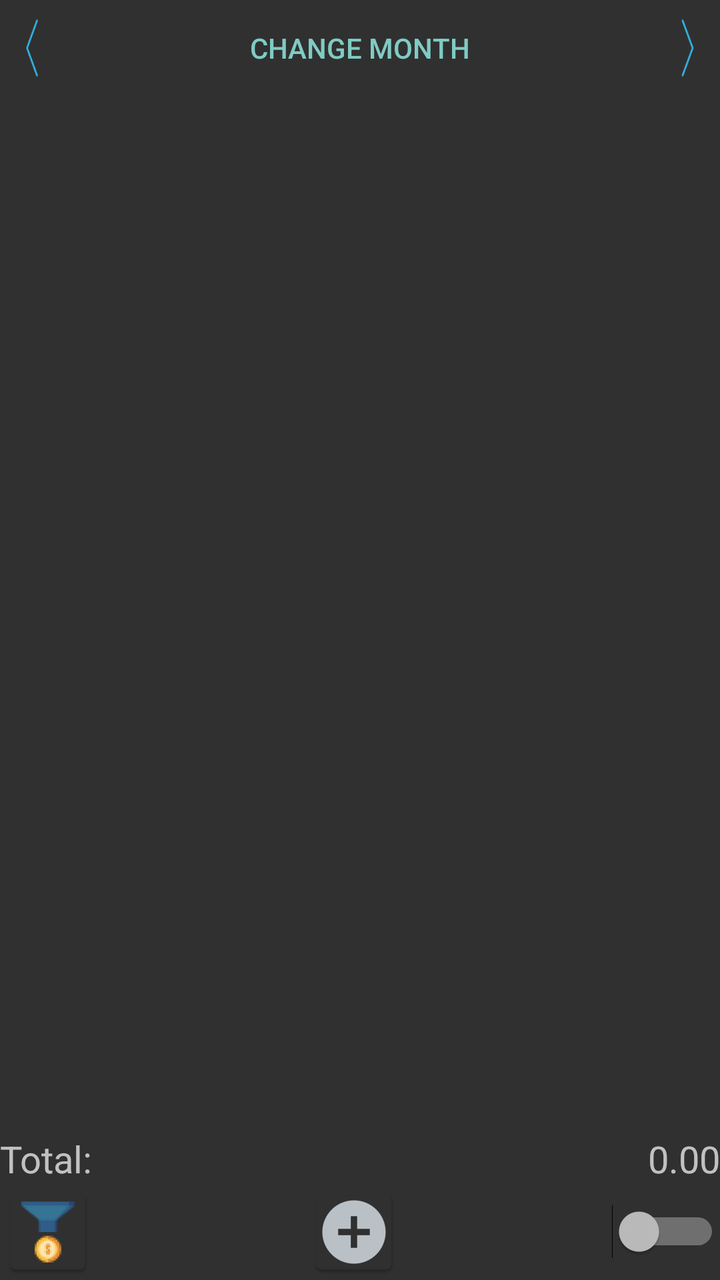
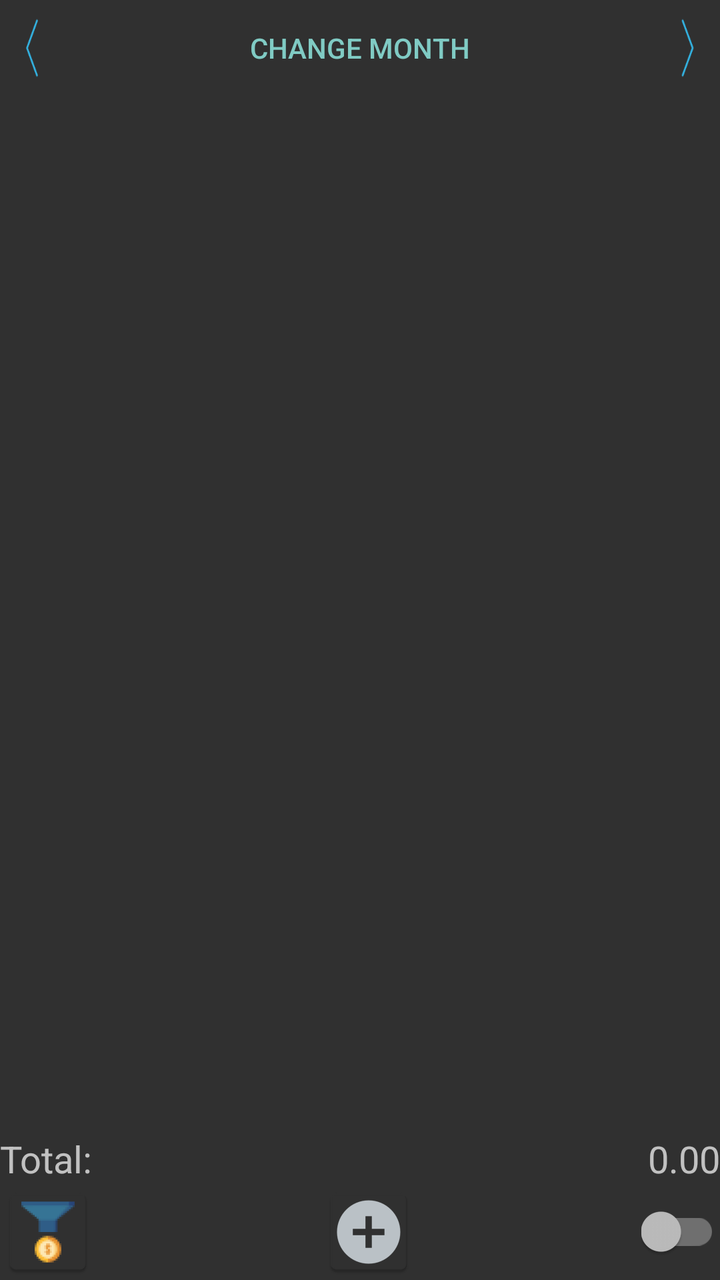

Two renders of the same Android screen: before a commit and after it. Below are the layout's source before the change and the commit's diff.
<!-- AndroidManifest.xml: application theme AppTheme -->
<!-- res/layout/expense_list.xml -->
<?xml version="1.0" encoding="utf-8"?>
<LinearLayout xmlns:android="http://schemas.android.com/apk/res/android"
    android:layout_width="match_parent"
    android:layout_height="match_parent"
    android:onClick="onClick"
    android:orientation="vertical">

    <LinearLayout
        android:layout_width="match_parent"
        android:layout_height="wrap_content"
        android:orientation="horizontal">

        <Button
            android:id="@+id/expenseListPreviousMonth"
            style="?android:attr/buttonBarButtonStyle"
            android:layout_width="0dp"
            android:layout_height="wrap_content"
            android:layout_weight="1"
            android:background="@drawable/ic_arrow_left_icon"
            android:onClick="listPreviousMonth" />

        <Button
            android:id="@+id/expenseListChangeMonthButton"
            style="?android:attr/buttonBarButtonStyle"
            android:layout_width="wrap_content"
            android:layout_height="wrap_content"
            android:layout_weight="5"
            android:onClick="onClick"
            android:text="@string/expenseListActivityChangeMonth" />

        <Button
            android:id="@+id/expenseListNextMonth"
            style="?android:attr/buttonBarButtonStyle"
            android:layout_width="0dp"
            android:layout_height="wrap_content"
            android:layout_weight="1"
            android:background="@drawable/ic_arrow_right_icon"
            android:onClick="listNextMonth" />
    </LinearLayout>

    <ListView
        android:id="@+id/expansesListView"
        android:layout_width="match_parent"
        android:layout_height="0dp"
        android:layout_weight="1" />

    <com.github.mikephil.charting.charts.PieChart
        android:id="@+id/expenseListPieChart"
        android:layout_width="match_parent"
        android:layout_height="wrap_content"
        android:layout_weight="1"
        android:visibility="gone" />

    <LinearLayout
        android:layout_width="match_parent"
        android:layout_height="wrap_content">

        <TextView
            android:id="@+id/expenseListTotalLabel"
            android:layout_width="wrap_content"
            android:layout_height="wrap_content"
            android:layout_gravity="start"
            android:text="@string/abstractExpenseListActivityTotalLabel"
            android:textSize="9pt" />

        <TextView
            android:id="@+id/expenseListTotal"
            android:layout_width="match_parent"
            android:layout_height="wrap_content"
            android:layout_gravity="end"
            android:gravity="end"
            android:text="@string/abstractExpenseListActivityZero"
            android:textSize="9pt" />
    </LinearLayout>

    <LinearLayout
        android:layout_width="match_parent"
        android:layout_height="wrap_content"
        android:orientation="horizontal">

        <ImageButton
            android:id="@+id/expenseListFiltersButton"
            android:layout_width="wrap_content"
            android:layout_height="wrap_content"
            android:layout_gravity="start"
            android:background="@null"
            android:onClick="filterList"
            android:contentDescription="@string/expenseListPreviousMonthButton"
            android:src="@mipmap/ic_filter" />

        <View
            android:layout_width="0dp"
            android:layout_height="0dp"
            android:layout_weight="0.1" />

        <ImageButton
            android:id="@+id/addExpenseButton"
            android:layout_width="wrap_content"
            android:layout_height="wrap_content"
            android:background="@null"
            android:onClick="addExpense"
            android:contentDescription="@string/expenseListNextMonthButton"
            android:src="@mipmap/ic_add_expense" />

        <View
            android:layout_width="0dp"
            android:layout_height="0dp"
            android:layout_weight="0.1" />

        <Switch
            android:id="@+id/expenseListSwitchChartReportButton"
            android:layout_width="wrap_content"
            android:layout_height="wrap_content"
            android:layout_gravity="center"
            android:checked="false"
            android:gravity="end"
            android:textOff="@string/expenseListSwitchList"
            android:textOn="@string/expenseListSwitchChart" />
    </LinearLayout>
</LinearLayout>
<!-- resources referenced by this layout -->
<resources>
  <!-- drawable ic_arrow_left_icon: png bitmap (drawable-hdpi, 685 bytes) -->
  <!-- drawable ic_arrow_right_icon: png bitmap (drawable-hdpi, 782 bytes) -->
  <!-- mipmap ic_add_expense: png bitmap (mipmap-hdpi, 1397 bytes) -->
  <!-- mipmap ic_filter: png bitmap (mipmap-hdpi, 2433 bytes) -->
  <string name="abstractExpenseListActivityTotalLabel">Total:</string>
  <string name="abstractExpenseListActivityZero">0.00</string>
  <string name="expenseListActivityChangeMonth">Change month</string>
  <string name="expenseListNextMonthButton">next month</string>
  <string name="expenseListPreviousMonthButton">previous month</string>
  <string name="expenseListSwitchChart">Chart</string>
  <string name="expenseListSwitchList">List</string>
  <style name="AppTheme" parent="Theme.AppCompat.NoActionBar">
      </style>
</resources>

<!-- the commit's change to res/layout/expense_list.xml (unified diff, before → after) -->
@@ -107,7 +107,7 @@
             android:layout_height="0dp"
             android:layout_weight="0.1" />
 
-        <Switch
+        <androidx.appcompat.widget.SwitchCompat
             android:id="@+id/expenseListSwitchChartReportButton"
             android:layout_width="wrap_content"
             android:layout_height="wrap_content"
